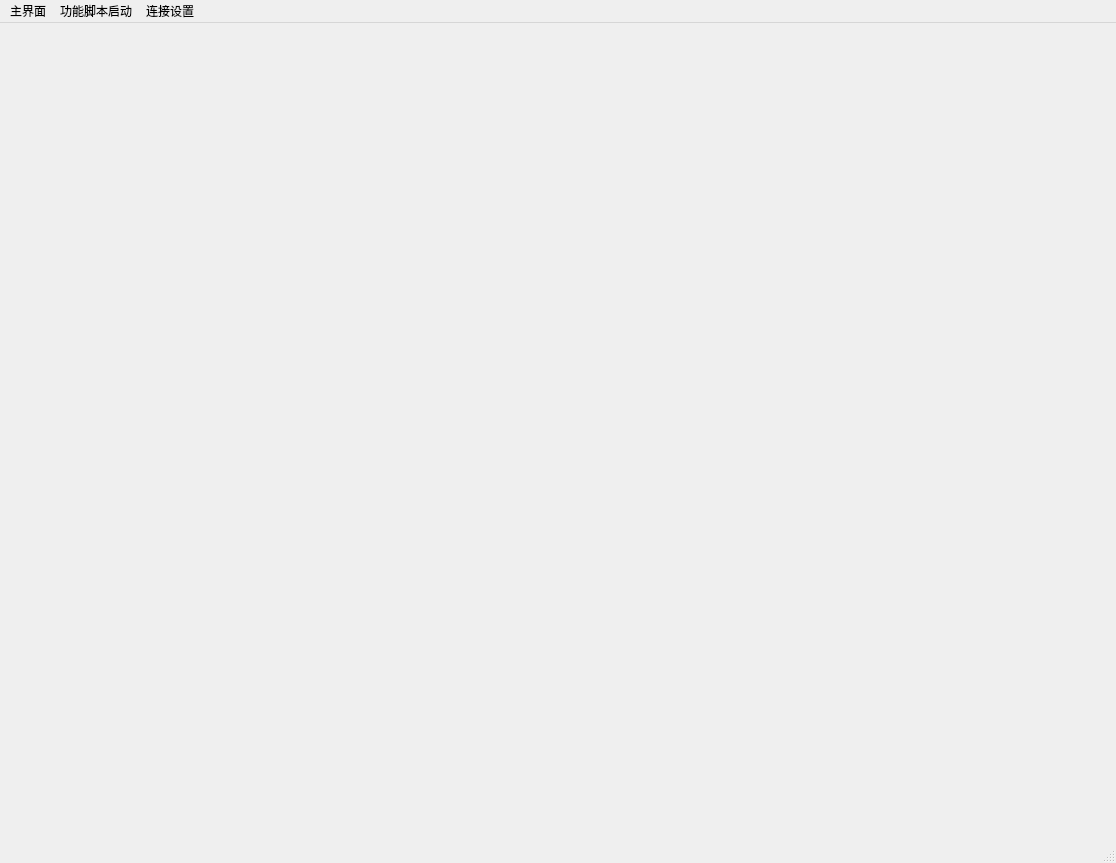
Timelees/RobanWeb, file ui/robanweb.ui: the form before one commit.
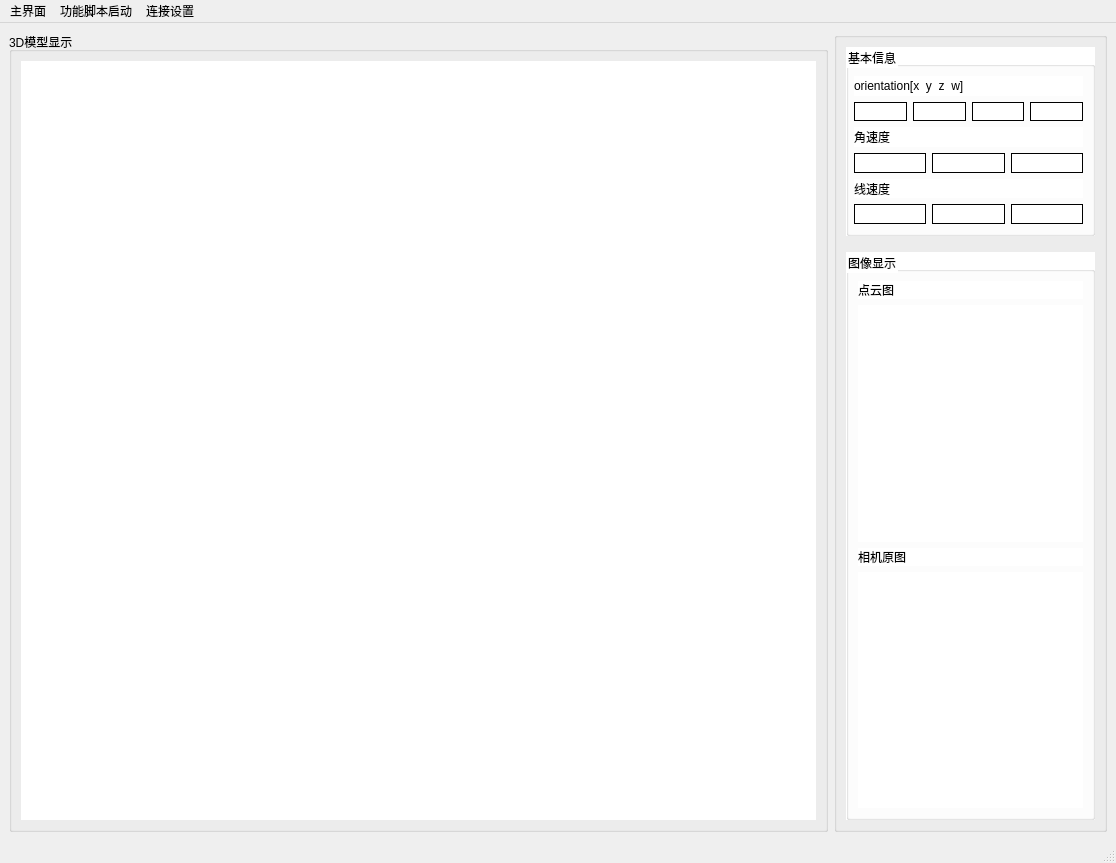
The form after the commit.

Commit message: 增加IMU数据显示(oritention, 加速度,线速度)

```diff
--- a/ui/robanweb.ui
+++ b/ui/robanweb.ui
@@ -13,7 +13,249 @@
   <property name="windowTitle">
    <string>robanweb</string>
   </property>
-  <widget class="QWidget" name="centralwidget"/>
+  <widget class="QWidget" name="centralwidget">
+   <layout class="QGridLayout" name="gridLayout_2">
+    <item row="0" column="0">
+     <layout class="QHBoxLayout" name="horizontalLayout_4" stretch="3,1">
+      <item>
+       <widget class="QGroupBox" name="groupBox_4">
+        <property name="title">
+         <string>3D模型显示</string>
+        </property>
+        <layout class="QVBoxLayout" name="verticalLayout_4">
+         <item>
+          <widget class="QWidget" name="threeDDisplay" native="true">
+           <property name="styleSheet">
+            <string notr="true">background-color: rgb(255, 255, 255);</string>
+           </property>
+          </widget>
+         </item>
+        </layout>
+       </widget>
+      </item>
+      <item>
+       <widget class="QGroupBox" name="groupBox_3">
+        <property name="title">
+         <string/>
+        </property>
+        <layout class="QVBoxLayout" name="verticalLayout_3" stretch="1,0,3">
+         <item>
+          <widget class="QGroupBox" name="groupBox">
+           <property name="sizePolicy">
+            <sizepolicy hsizetype="Minimum" vsizetype="Minimum">
+             <horstretch>0</horstretch>
+             <verstretch>0</verstretch>
+            </sizepolicy>
+           </property>
+           <property name="styleSheet">
+            <string notr="true">background-color: rgb(255, 255, 255);</string>
+           </property>
+           <property name="title">
+            <string>基本信息</string>
+           </property>
+           <layout class="QGridLayout" name="gridLayout">
+            <property name="leftMargin">
+             <number>5</number>
+            </property>
+            <item row="0" column="0">
+             <layout class="QVBoxLayout" name="verticalLayout">
+              <item>
+               <widget class="QLabel" name="label">
+                <property name="text">
+                 <string>orientation[x  y  z  w]</string>
+                </property>
+               </widget>
+              </item>
+              <item>
+               <layout class="QHBoxLayout" name="horizontalLayout">
+                <item>
+                 <widget class="QLabel" name="ori_x">
+                  <property name="frameShape">
+                   <enum>QFrame::Box</enum>
+                  </property>
+                  <property name="text">
+                   <string/>
+                  </property>
+                 </widget>
+                </item>
+                <item>
+                 <widget class="QLabel" name="ori_y">
+                  <property name="frameShape">
+                   <enum>QFrame::Box</enum>
+                  </property>
+                  <property name="text">
+                   <string/>
+                  </property>
+                 </widget>
+                </item>
+                <item>
+                 <widget class="QLabel" name="ori_z">
+                  <property name="frameShape">
+                   <enum>QFrame::Box</enum>
+                  </property>
+                  <property name="text">
+                   <string/>
+                  </property>
+                 </widget>
+                </item>
+                <item>
+                 <widget class="QLabel" name="ori_w">
+                  <property name="frameShape">
+                   <enum>QFrame::Box</enum>
+                  </property>
+                  <property name="text">
+                   <string/>
+                  </property>
+                 </widget>
+                </item>
+               </layout>
+              </item>
+              <item>
+               <widget class="QLabel" name="label_2">
+                <property name="text">
+                 <string>角速度</string>
+                </property>
+               </widget>
+              </item>
+              <item>
+               <layout class="QHBoxLayout" name="horizontalLayout_2">
+                <item>
+                 <widget class="QLabel" name="ang_x">
+                  <property name="frameShape">
+                   <enum>QFrame::Box</enum>
+                  </property>
+                  <property name="text">
+                   <string/>
+                  </property>
+                 </widget>
+                </item>
+                <item>
+                 <widget class="QLabel" name="ang_y">
+                  <property name="frameShape">
+                   <enum>QFrame::Box</enum>
+                  </property>
+                  <property name="text">
+                   <string/>
+                  </property>
+                 </widget>
+                </item>
+                <item>
+                 <widget class="QLabel" name="ang_z">
+                  <property name="frameShape">
+                   <enum>QFrame::Box</enum>
+                  </property>
+                  <property name="text">
+                   <string/>
+                  </property>
+                 </widget>
+                </item>
+               </layout>
+              </item>
+              <item>
+               <widget class="QLabel" name="label_3">
+                <property name="text">
+                 <string>线速度</string>
+                </property>
+               </widget>
+              </item>
+              <item>
+               <layout class="QHBoxLayout" name="horizontalLayout_3">
+                <item>
+                 <widget class="QLabel" name="lin_x">
+                  <property name="frameShape">
+                   <enum>QFrame::Box</enum>
+                  </property>
+                  <property name="text">
+                   <string/>
+                  </property>
+                 </widget>
+                </item>
+                <item>
+                 <widget class="QLabel" name="lin_y">
+                  <property name="frameShape">
+                   <enum>QFrame::Box</enum>
+                  </property>
+                  <property name="text">
+                   <string/>
+                  </property>
+                 </widget>
+                </item>
+                <item>
+                 <widget class="QLabel" name="lin_z">
+                  <property name="frameShape">
+                   <enum>QFrame::Box</enum>
+                  </property>
+                  <property name="text">
+                   <string/>
+                  </property>
+                 </widget>
+                </item>
+               </layout>
+              </item>
+             </layout>
+            </item>
+           </layout>
+          </widget>
+         </item>
+         <item>
+          <spacer name="verticalSpacer">
+           <property name="orientation">
+            <enum>Qt::Vertical</enum>
+           </property>
+           <property name="sizeType">
+            <enum>QSizePolicy::Minimum</enum>
+           </property>
+           <property name="sizeHint" stdset="0">
+            <size>
+             <width>20</width>
+             <height>10</height>
+            </size>
+           </property>
+          </spacer>
+         </item>
+         <item>
+          <widget class="QGroupBox" name="groupBox_2">
+           <property name="styleSheet">
+            <string notr="true">background-color: rgb(255, 255, 255);</string>
+           </property>
+           <property name="title">
+            <string>图像显示</string>
+           </property>
+           <layout class="QGridLayout" name="gridLayout_3">
+            <item row="1" column="0">
+             <layout class="QVBoxLayout" name="verticalLayout_2" stretch="1,0,1">
+              <item>
+               <widget class="QWidget" name="pointCloudImage" native="true"/>
+              </item>
+              <item>
+               <widget class="QLabel" name="label_5">
+                <property name="text">
+                 <string>相机原图</string>
+                </property>
+               </widget>
+              </item>
+              <item>
+               <widget class="QWidget" name="DeepRaw" native="true"/>
+              </item>
+             </layout>
+            </item>
+            <item row="0" column="0">
+             <widget class="QLabel" name="label_4">
+              <property name="text">
+               <string>点云图</string>
+              </property>
+             </widget>
+            </item>
+           </layout>
+          </widget>
+         </item>
+        </layout>
+       </widget>
+      </item>
+     </layout>
+    </item>
+   </layout>
+  </widget>
   <widget class="QStatusBar" name="statusbar"/>
   <widget class="QMenuBar" name="menubar">
    <property name="geometry">
```
The commit also changes 7 other files.
